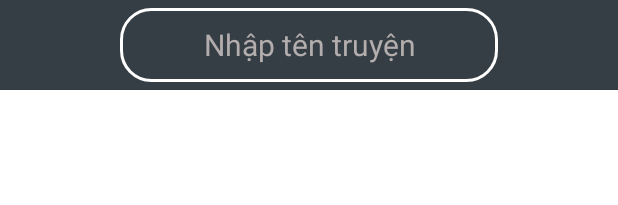
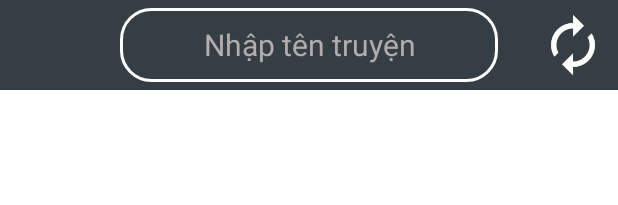
Before and after one commit to datb99/App-doc-truyen, an Android app: the layout activity_main.xml on its own in the app's theme, with its tools: preview values and no code run, on a phone screen of 412 x 824 dp. Shown: the top 205 px of the screen. Run offline under Robolectric (Android 15) with nearby library versions, the phone set to English and light mode, and no system bars.

```diff
--- a/app/src/main/java/tiendat/example/appdoctruyen/api/ApiLayTruyen.java
+++ b/app/src/main/java/tiendat/example/appdoctruyen/api/ApiLayTruyen.java
@@ -28,7 +28,8 @@ public class ApiLayTruyen extends AsyncTask<Void , Void , Void> {
     protected Void doInBackground(Void... voids) {
 
         OkHttpClient client = new OkHttpClient();
-        Request request = new Request.Builder().url("https://60ae66cf5b8c300017dea6f3.mockapi.io/api/v1/TruyenTranh").build();
+        //Request request = new Request.Builder().url("https://60ae66cf5b8c300017dea6f3.mockapi.io/api/v1/TruyenTranh").build();
+        Request request = new Request.Builder().url("https://mydatabase30619.000webhostapp.com/layTruyen.php").build();
         data = null;
         try {
             Response response = client.newCall(request).execute();
--- a/app/src/main/res/layout/activity_main.xml
+++ b/app/src/main/res/layout/activity_main.xml
@@ -12,6 +12,15 @@
         android:layout_height="60dp"
         android:background="#353E45"
         android:gravity="center">
+
+        <ImageView
+            android:onClick="update"
+            android:layout_alignParentRight="true"
+            android:layout_width="60dp"
+            android:layout_height="match_parent"
+            android:padding="8dp"
+            android:src="@drawable/update"
+            app:tint="@color/white" />
 
         <EditText
             android:id="@+id/edtTimKiem"
```
Also changed, not shown: app/src/main/java/tiendat/example/appdoctruyen/MainActivity.java (+7 -0 lines), app/src/main/java/tiendat/example/appdoctruyen/adapter/TruyenTranhAdapter.java (+10 -4 lines), app/src/main/res/drawable-v24/update.png (added).
